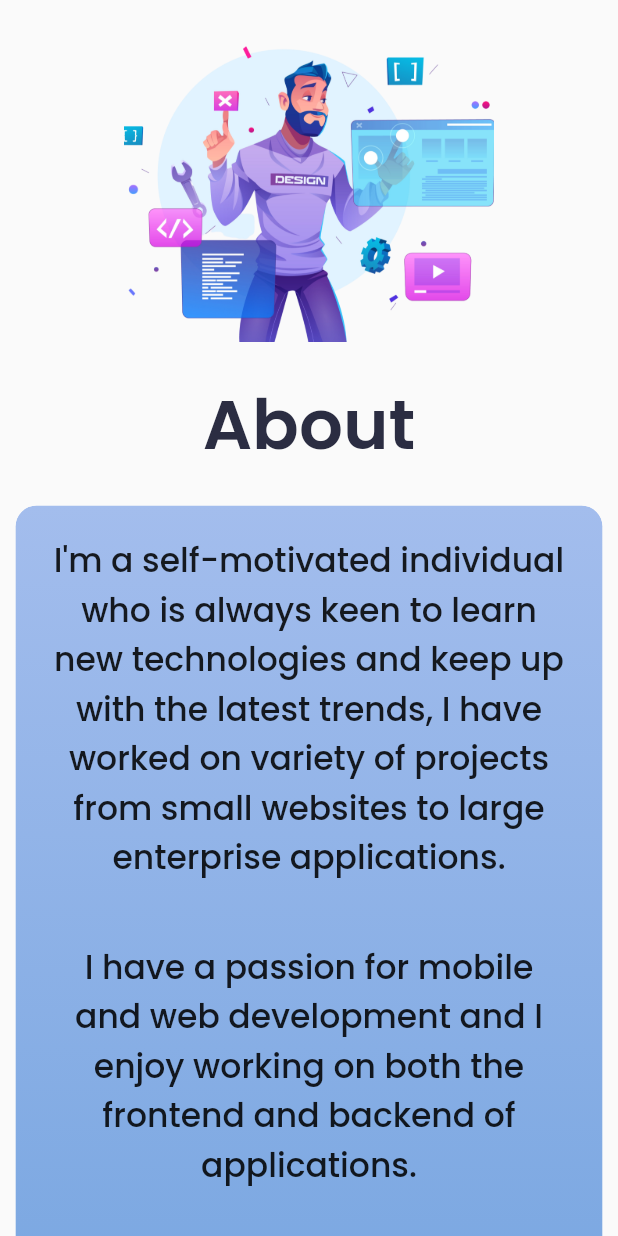
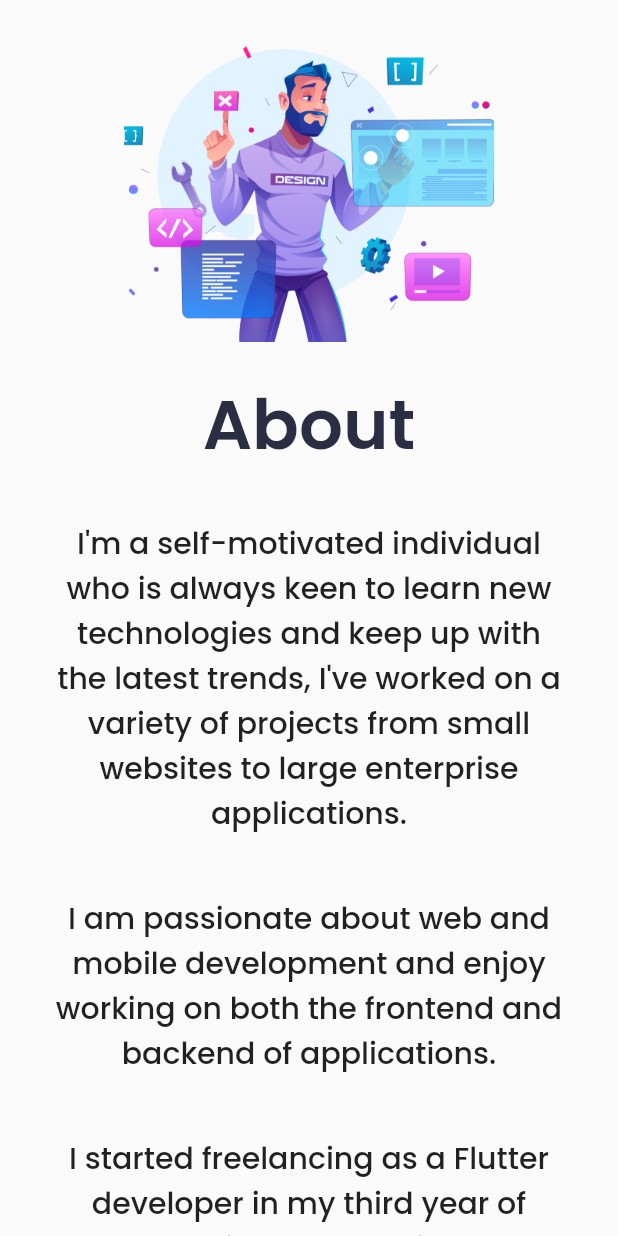
Before and after one commit to Naveenchand06/Naveenfolio, a Flutter app: the screen it shows after launch, scrolled down 576 dp, on a phone screen of 412 x 824 dp. Run offline on Flutter 3.47's test engine with Material 2 defaults, Android fonts, the light colour scheme and no system bars; our stand-ins replace google_fonts.

Commit message:
About Section

```diff
--- a/lib/constants.dart
+++ b/lib/constants.dart
@@ -5,15 +5,17 @@ const smallBio1 = """I'm a Fullstack software developer with
 
 const smallBio =
     """I'm a Fullstack software developer with experience in developing web and mobile applications. Currently learning about DevOps.""";
-
+// * ================================================================================
 const aboutBio1 = """
-I'm a self-motivated individual who is always keen to learn new technologies and keep up with the latest trends, I have worked on variety of projects from small websites to large enterprise applications. """;
+I'm a self-motivated individual who is always keen to learn new technologies and keep up with the latest trends, I've worked on a variety of projects from small websites to large enterprise applications. """;
 
 const aboutBio2 =
-    """I have a passion for mobile and web development and I enjoy working on both the frontend and backend of applications.""";
+    """I am passionate about web and mobile development and enjoy working on both the frontend and backend of applications.""";
 
 const aboutBio3 =
-    """I started freelancing in 3rd year of college as a flutter developer and at the same time I was also learning about python, networking, linux and more on parallel""";
+    // """I started freelancing in 3rd year of college as a flutter developer and at the same time I was also learning about python, networking, linux and more on parallel""";
+    """I started freelancing as a Flutter developer in my third year of college, while also learning about Python, networking, Linux, and more.""";
+const aboutBio4 =
+// """I have worked on variety of projects using various tech stacks. I'm currently focusing on DevOps and Open Source and have started contributing to open source projects. I’m looking to collaborate on DevOps, Flutter Development, Node.js.""";
 
-const aboutBio4 = """
- In my final year I did an internship at a startup firm, which gave me a broad exposure on complete software development process and I have worked on variety of projects using various tech stacks.""";
+    """I've worked on a variety of projects with different technology stacks. I am currently focused on DevOps and Open Source and have started contributing to Open Source projects. I'm looking for a collaboration in the areas of DevOps, Flutter Development, Node.js.""";
--- a/lib/main.dart
+++ b/lib/main.dart
@@ -1,6 +1,5 @@
 import 'package:flutter/material.dart';
 import 'package:naveenfolio/home.dart';
-import 'package:naveenfolio/sections/hero_section.dart';
 
 void main() {
   runApp(const MyApp());
--- a/lib/sections/about_section.dart
+++ b/lib/sections/about_section.dart
@@ -17,9 +17,7 @@ class AboutSection extends StatelessWidget {
 
     bool isMobTab = isMobile || isTablet;
 
-    return SizedBox(
-      width: sw,
-      child: Column(
+    return Column(
       crossAxisAlignment: CrossAxisAlignment.center,
       children: [
         Text(
@@ -31,44 +29,9 @@ class AboutSection extends StatelessWidget {
             height: 1.5,
           ),
         ),
-          const SizedBox(height: 20.0),
-          SizedBox(
-            width: sw * 95 / 100,
-            child: ClipRRect(
-              borderRadius: BorderRadius.circular(14.0),
-              child: Container(
-                decoration: BoxDecoration(
-                  borderRadius: BorderRadius.circular(14.0),
-                  color: Colors.grey.shade100,
-                  gradient: const LinearGradient(
-                    begin: Alignment.bottomCenter,
-                    end: Alignment.topCenter,
-                    colors: [
-                      Color(0xffa3bded),
-                      Color.fromARGB(255, 122, 167, 225),
-                      Color(0xffa3bded),
-
-                      // Color(0xffa9d6e5),
-                      // Color(0xff89c2d9),
-                      // Color(0xff61a5c2),
-                      // Color(0xffa9d6e5),
-                      // Color(0xff89c2d9),
-                      // // Color(0xff),
-                      // // Color(0xff),
-                      // // Color(0xff),
-                      // // Color(0xff),
-                      // Color(0xff89c2d9),
-                      // Color(0xffa9d6e5),
-                      // Color(0xff61a5c2),
-                      // Color(0xff89c2d9),
-                      // Color(0xffa9d6e5),
-                    ],
-                  ),
-                ),
-                padding: EdgeInsets.symmetric(
-                  horizontal: isMobile || isTablet ? 20.0 : sw * 6 / 100,
-                  vertical: isMobile || isTablet ? 20.0 : sw * 5 / 100,
-                ),
+        const SizedBox(height: 30.0),
+        Padding(
+          padding: EdgeInsets.symmetric(horizontal: sw * 8 / 100),
           child: Column(
             children: const [
               AboutText(text: aboutBio1),
@@ -82,11 +45,8 @@ class AboutSection extends StatelessWidget {
             ],
           ),
         ),
-            ),
-          ),
         const SizedBox(height: 50.0)
       ],
-      ),
     );
   }
 }
--- a/lib/widgets/about/about_text.dart
+++ b/lib/widgets/about/about_text.dart
@@ -26,7 +26,7 @@ class AboutText extends StatelessWidget {
       text,
       textAlign: textAlign,
       style: GoogleFonts.poppins(
-        fontSize: isMobTab ? 20.0 : 22.0,
+        fontSize: isMobile ? 18.0 : 20.0,
         fontWeight: FontWeight.w500,
         color: color,
         height: lineHeight,
```
Lines whose indentation alone changed are shown as unchanged.
